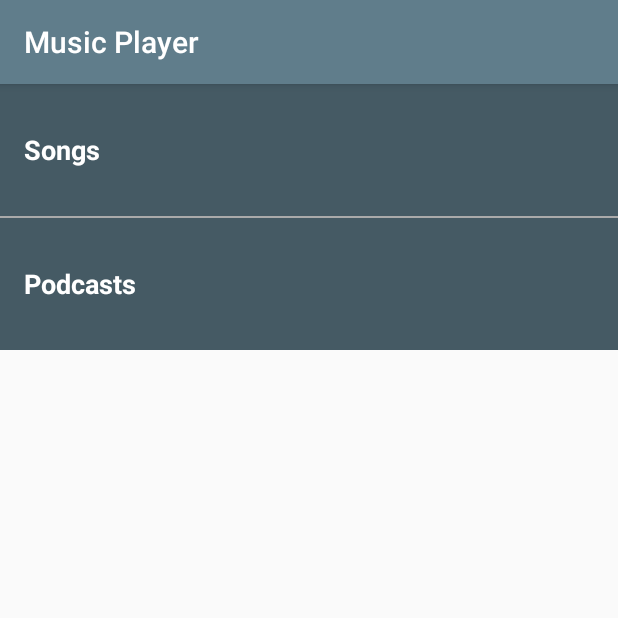
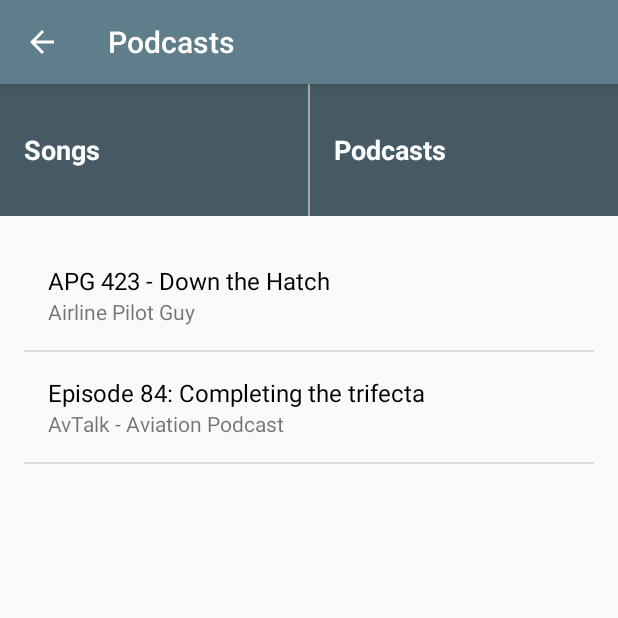
Before and after one commit to felipecerda/MusicPlayer, an Android app: the screen it shows after launch (MainActivity before the commit, PodcastsActivity after it), after a tap on "Podcasts", on a phone screen of 412 x 824 dp, the top half of it. Run offline under Robolectric (Android 15) with nearby library versions, the phone set to English and light mode, and no system bars.

Commit message:
feat: Updated layout of the app

```diff
--- a/app/src/main/java/com/example/musicplayer/MainActivity.java
+++ b/app/src/main/java/com/example/musicplayer/MainActivity.java
@@ -10,6 +10,48 @@ import android.widget.ListView;
 import android.widget.TextView;
 
 import java.util.ArrayList;
+/*
+public class MainActivity extends AppCompatActivity {
+
+    @Override
+    protected void onCreate(Bundle savedInstanceState) {
+        super.onCreate(savedInstanceState);
+        setContentView(R.layout.activity_main);
+
+        // Find the View that shows the Songs category
+        TextView songs = (TextView) findViewById(R.id.songs);
+
+        // Set a click listener on that View
+        songs.setOnClickListener(new OnClickListener() {
+            // The code in this method will be executed when the Songs category is clicked on.
+            @Override
+            public void onClick(View view) {
+                // Create a new intent to open the Songs Activity
+                Intent songsIntent = new Intent(MainActivity.this, SongsActivity.class);
+
+                // Start the new activity
+                startActivity(songsIntent);
+            }
+        });
+
+        // Find the View that shows the Podcasts category
+        TextView podcasts = (TextView) findViewById(R.id.podcasts);
+
+        // Set a click listener on that View
+        podcasts.setOnClickListener(new OnClickListener() {
+            // The code in this method will be executed when the Podcasts category is clicked on.
+            @Override
+            public void onClick(View view) {
+                // Create a new intent to open the Podcasts Activity
+                Intent podcastsIntent = new Intent(MainActivity.this, PodcastsActivity.class);
+
+                // Start the new activity
+                startActivity(podcastsIntent);
+            }
+        });
+    }
+}
+*/
 
 public class MainActivity extends AppCompatActivity {
 
@@ -18,36 +60,43 @@ public class MainActivity extends AppCompatActivity {
         super.onCreate(savedInstanceState);
         setContentView(R.layout.activity_main);
 
+        //Creates the ArrayList to store Songs
+        ArrayList<Song> songs = new ArrayList<Song>();
+
+        //Add songs
+        songs.add(new Song("Family", "The Interrupters"));
+        songs.add(new Song("Roots Radical", "Rancid"));
+        songs.add(new Song("Roots Radical", "Rancid"));
+        songs.add(new Song("Roots Radical", "Rancid"));
+        songs.add(new Song("Roots Radical", "Rancid"));
+        songs.add(new Song("Roots Radical", "Rancid"));
+        songs.add(new Song("Roots Radical", "Rancid"));
+        songs.add(new Song("Roots Radical", "Rancid"));
+        songs.add(new Song("Roots Radical", "Rancid"));
+        songs.add(new Song("Roots Radical", "Rancid"));
+        songs.add(new Song("Roots Radical", "Rancid"));
+        songs.add(new Song("Roots Radical", "Rancid"));
+
+        SongAdapter adapter = new SongAdapter(this, songs);
+
+        ListView listView = (ListView) findViewById(R.id.list);
+
+        listView.setAdapter(adapter);
+
         // Find the View that shows the Podcasts category
         TextView podcasts = (TextView) findViewById(R.id.podcasts);
 
         // Set a click listener on that View
-        podcasts.setOnClickListener(new View.OnClickListener() {
+        podcasts.setOnClickListener(new OnClickListener() {
             // The code in this method will be executed when the Podcasts category is clicked on.
             @Override
             public void onClick(View view) {
-                // Create a new intent to open the PodcastsActivity
+                // Create a new intent to open the Podcasts Activity
                 Intent podcastsIntent = new Intent(MainActivity.this, PodcastsActivity.class);
 
                 // Start the new activity
                 startActivity(podcastsIntent);
             }
         });
-
-        // Find the View that shows the Songs category
-        TextView songs = (TextView) findViewById(R.id.songs);
-
-        // Set a click listener on that View
-        songs.setOnClickListener(new View.OnClickListener() {
-            // The code in this method will be executed when the Songs category is clicked on.
-            @Override
-            public void onClick(View view) {
-                // Create a new intent to open the SongsActivity
-                Intent songsIntent = new Intent(MainActivity.this, SongsActivity.class);
-
-                // Start the new activity
-                startActivity(songsIntent);
-            }
-        });
     }
 }
--- a/app/src/main/java/com/example/musicplayer/PodcastsActivity.java
+++ b/app/src/main/java/com/example/musicplayer/PodcastsActivity.java
@@ -5,11 +5,11 @@ import android.os.Bundle;
 import android.view.View;
 import android.widget.ListView;
 import android.widget.TextView;
-
+import android.view.View.OnClickListener;
 import androidx.appcompat.app.AppCompatActivity;
 
 import java.util.ArrayList;
-
+/*
 public class PodcastsActivity extends AppCompatActivity {
 
     @Override
@@ -17,7 +17,7 @@ public class PodcastsActivity extends AppCompatActivity {
         super.onCreate(savedInstanceState);
         setContentView(R.layout.song_list);
 
-        //Creates the ArrayList to store Songs
+        //Creates the ArrayList to store podcast titles
         ArrayList<Song> podcasts = new ArrayList<Song>();
 
         //Add songs
@@ -33,3 +33,44 @@ public class PodcastsActivity extends AppCompatActivity {
     }
 
 }
+*/
+
+public class PodcastsActivity extends AppCompatActivity {
+
+    @Override
+    protected void onCreate(Bundle savedInstanceState) {
+        super.onCreate(savedInstanceState);
+        setContentView(R.layout.activity_main);
+
+        //Creates the ArrayList to store podcast titles
+        ArrayList<Song> podcasts = new ArrayList<Song>();
+
+        //Add songs
+        podcasts.add(new Song("APG 423 - Down the Hatch", "Airline Pilot Guy"));
+        podcasts.add(new Song("Episode 84: Completing the trifecta", "AvTalk - Aviation Podcast"));
+
+        SongAdapter adapter = new SongAdapter(this, podcasts);
+
+        ListView listView = (ListView) findViewById(R.id.list);
+
+        listView.setAdapter(adapter);
+
+        // Find the View that shows the Songs category
+        TextView songs = (TextView) findViewById(R.id.songs);
+
+        // Set a click listener on that View
+        songs.setOnClickListener(new OnClickListener() {
+            // The code in this method will be executed when the Songs category is clicked on.
+            @Override
+            public void onClick(View view) {
+                // Create a new intent to open the Songs Activity
+                Intent songsIntent = new Intent(PodcastsActivity.this, MainActivity.class);
+
+                // Start the new activity
+                startActivity(songsIntent);
+            }
+        });
+
+    }
+
+}
--- a/app/src/main/res/layout/activity_main.xml
+++ b/app/src/main/res/layout/activity_main.xml
@@ -1,4 +1,5 @@
 <?xml version="1.0" encoding="utf-8"?>
+<!--
 <LinearLayout xmlns:android="http://schemas.android.com/apk/res/android"
     xmlns:tools="http://schemas.android.com/tools"
     android:layout_width="match_parent"
@@ -24,3 +25,44 @@
         android:text="@string/podcasts" />
 
 </LinearLayout>
+-->
+<LinearLayout xmlns:android="http://schemas.android.com/apk/res/android"
+    xmlns:tools="http://schemas.android.com/tools"
+    android:layout_height="match_parent"
+    android:layout_width="match_parent"
+    android:orientation="vertical">
+    <LinearLayout
+        android:layout_width="match_parent"
+        android:layout_height="wrap_content"
+        android:orientation="horizontal"
+        tools:context="com.example.musicplayer.MainActivity">
+
+        <TextView
+            android:id="@+id/songs"
+            style="@style/CategoryStyle"
+            android:background="#455A64"
+            android:layout_weight="1"
+            android:text="@string/songs" />
+
+        <View
+            android:layout_width="1dp"
+            android:layout_height="match_parent"
+            android:background="@android:color/darker_gray" />
+
+        <TextView
+            android:id="@+id/podcasts"
+            style="@style/CategoryStyle"
+            android:background="#455A64"
+            android:layout_weight="1"
+            android:text="@string/podcasts" />
+    </LinearLayout>
+
+    <ListView xmlns:android="http://schemas.android.com/apk/res/android"
+        android:id="@+id/list"
+        android:layout_width="match_parent"
+        android:layout_height="match_parent"
+        android:orientation="vertical"
+        android:scrollbars="none"
+        android:padding="16dp" />
+
+</LinearLayout>
```
Also changed, not shown: app/src/main/AndroidManifest.xml (+18 -0 lines), app/src/main/java/com/example/musicplayer/NowPlaying.java (added, +12 -0 lines), app/src/main/res/layout/now_playing.xml (added, +20 -0 lines).
